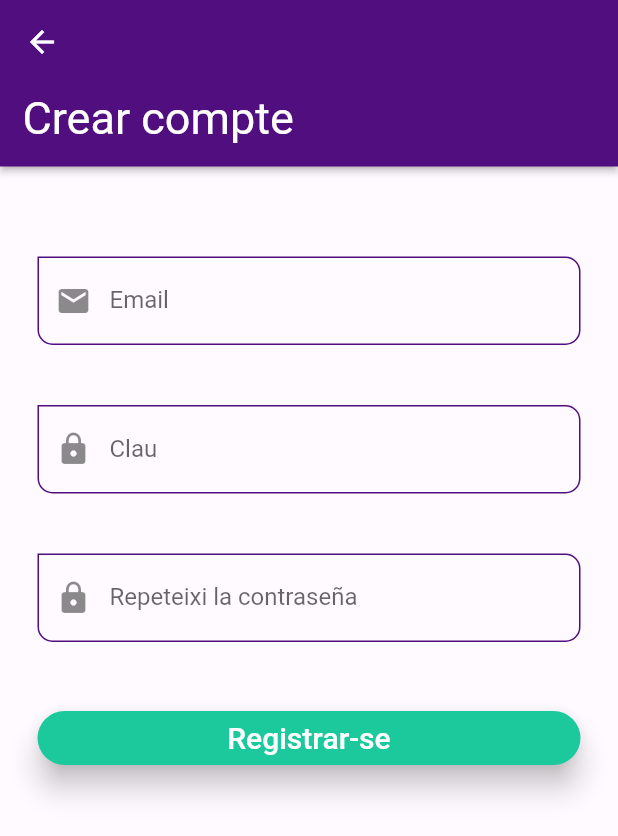
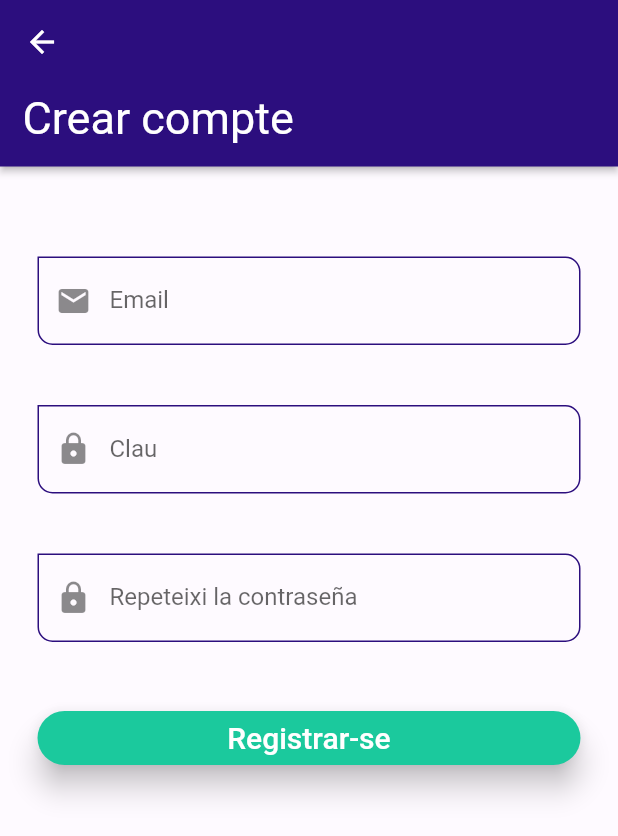
Before and after one commit to JoanPadilla/charge_point_app, a Flutter app: the RegistrationScreen screen opened by its route, on a phone screen of 412 x 824 dp. Shown: the top 836 px of the screen. Run offline on Flutter 3.47's test engine with Material 2 defaults, Android fonts, the phone set to English and light mode, and no system bars; our stand-ins replace get, google_maps_flutter.

Commit message:
Anyadido el boton de notificaciones Cambiado el color de la app a mas azul

```diff
--- a/lib/providers/preference_provider.dart
+++ b/lib/providers/preference_provider.dart
@@ -15,4 +15,13 @@ import 'package:get/get.dart';
      Get.updateLocale(language);
      notifyListeners();
    }
+
+   //TODO: improvisacion para probar el boton de las notificaciones
+   bool _notificaciones = true;
+
+   bool get notificaciones => _notificaciones;
+   set notificaciones(bool value) {
+     _notificaciones = value;
+     notifyListeners();
+   }
  }
--- a/lib/themes/app_theme.dart
+++ b/lib/themes/app_theme.dart
@@ -3,7 +3,8 @@ import 'package:flutter/material.dart';
 
 class AppTheme {
 
-  static const Color primaryColor = Color.fromARGB(255, 81, 14, 126);
+  static const Color primaryColor = Color.fromARGB(255, 44, 14, 126);
+  // static const Color primaryColor = Color.fromARGB(255, 81, 14, 126);
   static const Color secondaryColor = Color.fromARGB(255, 27, 201, 157);
 
   static final ThemeData lightTheme = ThemeData.light().copyWith(
```
Also changed, not shown: lib/screens/home_screen.dart (+32 -3 lines).
